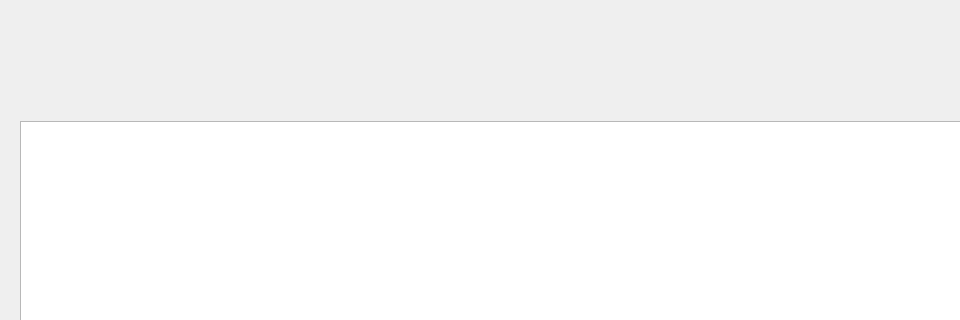
EotDc35F/project, file home.ui: the form before one commit; both pictures show x 0 to 960 and y 0 to 320 of the 1447 by 650 pixel window.
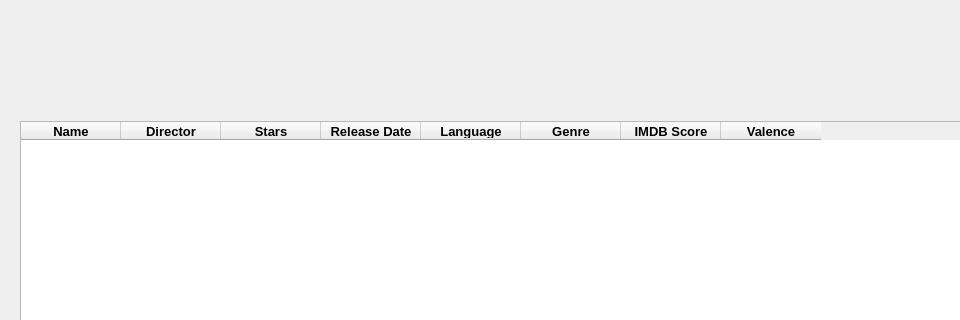
The form after the commit. Icons and pictures are not drawn.

The edit to the form file:
```diff
--- a/home.ui
+++ b/home.ui
@@ -172,9 +172,6 @@
           <property name="sortingEnabled">
            <bool>true</bool>
           </property>
-          <attribute name="horizontalHeaderVisible">
-           <bool>false</bool>
-          </attribute>
           <attribute name="horizontalHeaderCascadingSectionResizes">
            <bool>true</bool>
           </attribute>
@@ -190,9 +187,6 @@
           <attribute name="horizontalHeaderStretchLastSection">
            <bool>false</bool>
           </attribute>
-          <attribute name="verticalHeaderVisible">
-           <bool>false</bool>
-          </attribute>
           <attribute name="verticalHeaderCascadingSectionResizes">
            <bool>true</bool>
           </attribute>
```
